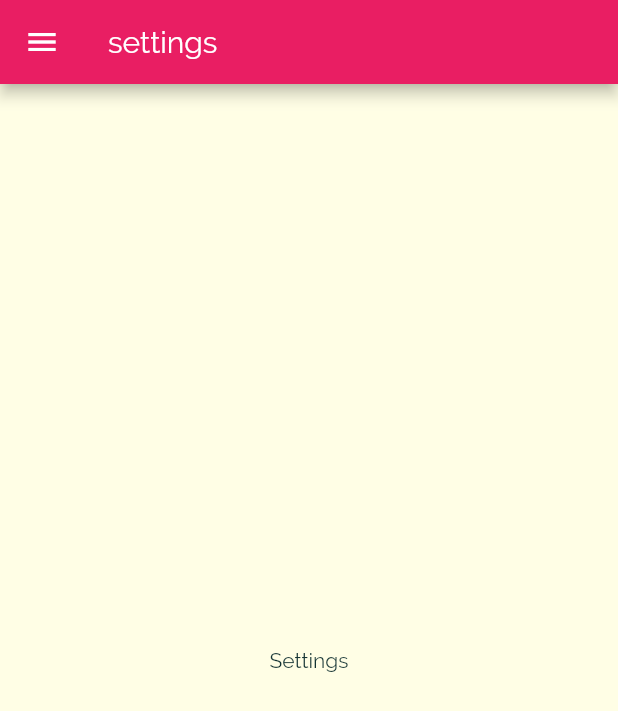
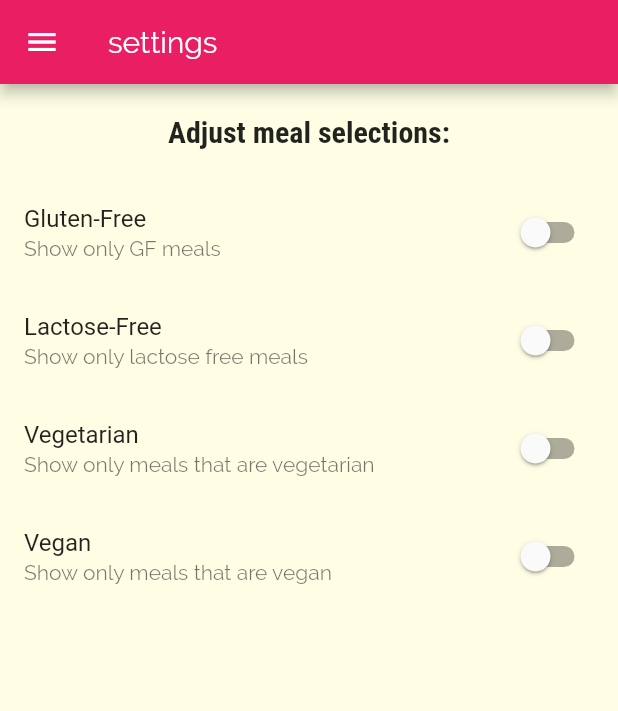
Before and after one commit to EYoung75/flutter_layout_app, a Flutter app: the SettingsScreen screen opened by its route, on a phone screen of 412 x 824 dp. Shown: the top 711 px of the screen. Run offline on Flutter 3.47's test engine with Material 2 defaults, Android fonts, the phone set to English and light mode, and no system bars.

Commit message:
rendered switch content on settings screen for filtering meal options, working on logic and functionality now

```diff
--- a/lib/screens/settingsScreen.dart
+++ b/lib/screens/settingsScreen.dart
@@ -2,17 +2,81 @@ import "package:flutter/material.dart";
 
 import "../widgets/mainDrawer.dart";
 
-class SettingsScreen extends StatelessWidget {
+class SettingsScreen extends StatefulWidget {
+  @override
+  _SettingsScreenState createState() => _SettingsScreenState();
+}
+
+class _SettingsScreenState extends State<SettingsScreen> {
+  var _glutenFree = false;
+  var _lactoseFree = false;
+  var _vegetarian = false;
+  var _vegan = false;
+
+  Widget _buildSwitchListTile(
+    String title,
+    String description,
+    bool currentValue,
+    Function updateValue,
+  ) {
+    return SwitchListTile(
+      title: Text(title),
+      value: currentValue,
+      subtitle: Text(description),
+      onChanged: updateValue,
+    );
+  }
+
   @override
   Widget build(BuildContext context) {
     return Scaffold(
-      drawer: MainDrawer(),
-      appBar: AppBar(
-        title: Text("settings"),
-      ),
-      body: Center(
-        child: Text("Settings"),
-      ),
-    );
+        drawer: MainDrawer(),
+        appBar: AppBar(
+          title: Text("settings"),
+        ),
+        body: Column(
+          children: <Widget>[
+            Container(
+              child: Text(
+                "Adjust meal selections:",
+                style: Theme.of(context).textTheme.title,
+              ),
+              padding: EdgeInsets.all(20),
+            ),
+            Expanded(
+              child: ListView(
+                children: <Widget>[
+                  _buildSwitchListTile(
+                      "Gluten-Free", "Show only GF meals", _glutenFree,
+                      (newValue) {
+                    setState(() {
+                      _glutenFree = newValue;
+                    });
+                  }),
+                  _buildSwitchListTile("Lactose-Free",
+                      "Show only lactose free meals", _lactoseFree, (newValue) {
+                    setState(() {
+                      _lactoseFree = newValue;
+                    });
+                  }),
+                  _buildSwitchListTile(
+                      "Vegetarian", "Show only meals that are vegetarian", _vegetarian,
+                      (newValue) {
+                    setState(() {
+                      _vegetarian = newValue;
+                    });
+                  }),
+                  _buildSwitchListTile(
+                      "Vegan", "Show only meals that are vegan", _vegan,
+                      (newValue) {
+                    setState(() {
+                      _vegan = newValue;
+                    });
+                  })
+                ],
+              ),
+            )
+          ],
+        ));
   }
 }
```
